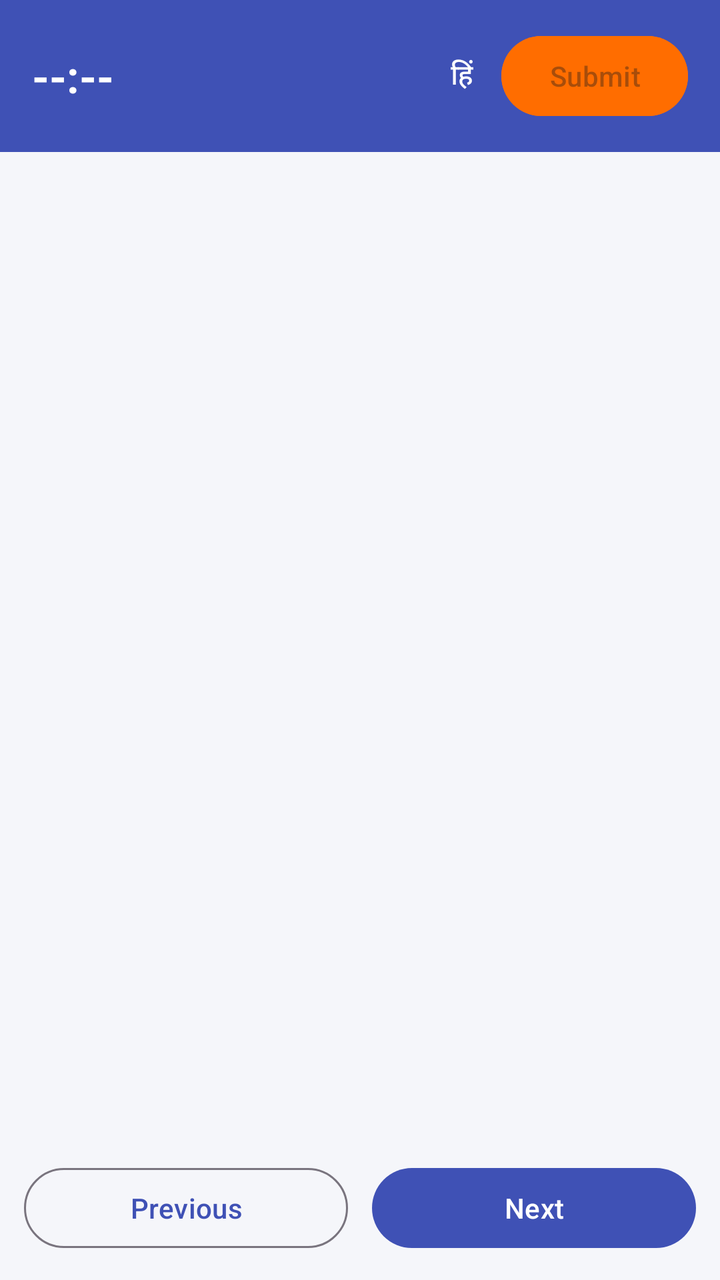
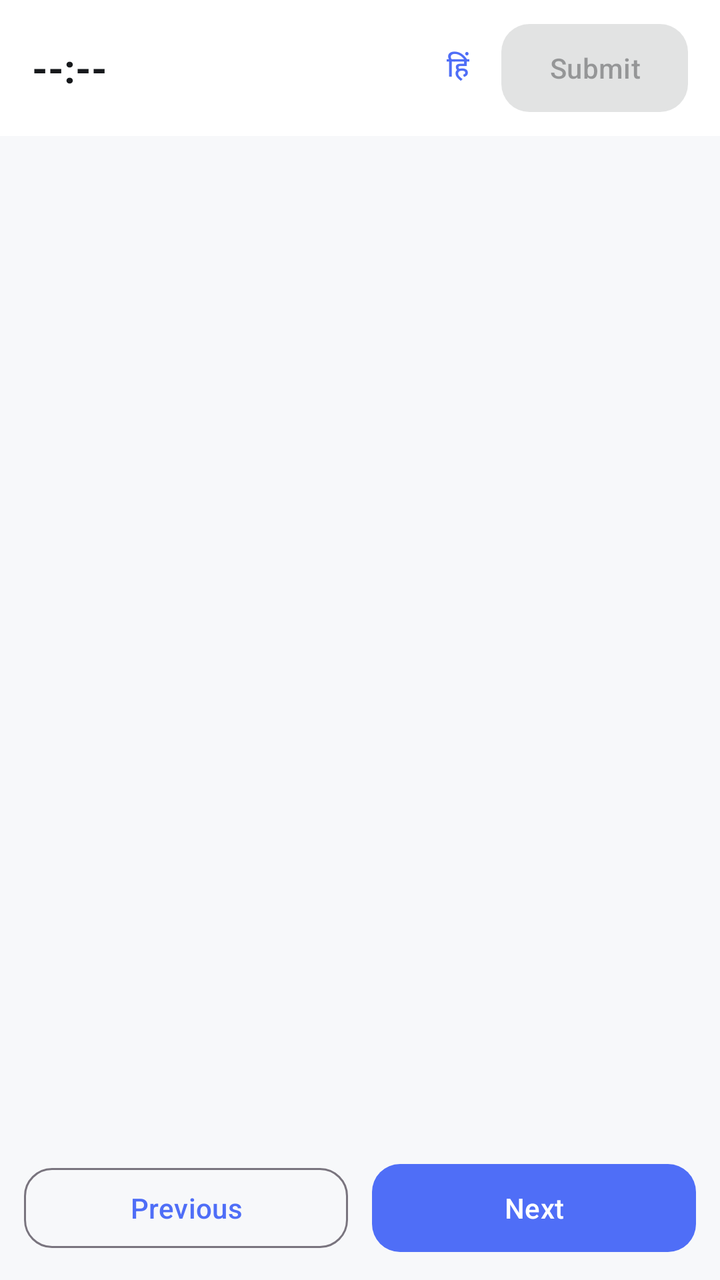

An Android layout rendered at two revisions. The XML below is the earlier revision; the diff shows what the commit changed to produce the second picture.
<!-- AndroidManifest.xml: application theme Theme.Eve -->
<!-- res/layout/activity_test.xml -->
<?xml version="1.0" encoding="utf-8"?>
<LinearLayout xmlns:android="http://schemas.android.com/apk/res/android"
    android:layout_width="match_parent"
    android:layout_height="match_parent"
    android:orientation="vertical">

    <LinearLayout
        android:layout_width="match_parent"
        android:layout_height="wrap_content"
        android:background="@color/eve_primary"
        android:gravity="center_vertical"
        android:orientation="horizontal"
        android:paddingHorizontal="16dp"
        android:paddingVertical="14dp">

        <TextView
            android:id="@+id/tvTimer"
            android:layout_width="0dp"
            android:layout_height="wrap_content"
            android:layout_weight="1"
            android:text="--:--"
            android:textColor="@android:color/white"
            android:textSize="22sp"
            android:textStyle="bold" />

        <com.google.android.material.button.MaterialButton
            android:id="@+id/btnLanguage"
            style="@style/Widget.Material3.Button.TextButton"
            android:layout_width="wrap_content"
            android:layout_height="wrap_content"
            android:layout_marginEnd="4dp"
            android:minWidth="0dp"
            android:paddingHorizontal="10dp"
            android:text="हिं"
            android:textColor="@android:color/white" />

        <com.google.android.material.button.MaterialButton
            android:id="@+id/btnSubmit"
            android:layout_width="wrap_content"
            android:layout_height="wrap_content"
            android:backgroundTint="@color/eve_accent"
            android:enabled="false"
            android:text="Submit" />
    </LinearLayout>

    <TextView
        android:id="@+id/tvOfflineBanner"
        android:layout_width="match_parent"
        android:layout_height="wrap_content"
        android:background="@color/eve_offline_bg"
        android:gravity="center"
        android:paddingVertical="6dp"
        android:text="@string/offline_banner_text"
        android:textColor="@color/eve_offline_text"
        android:textSize="12sp"
        android:textStyle="bold"
        android:visibility="gone" />

    <TextView
        android:id="@+id/tvProgress"
        android:layout_width="match_parent"
        android:layout_height="wrap_content"
        android:paddingHorizontal="16dp"
        android:paddingVertical="10dp"
        android:textColor="@color/eve_grey"
        android:textSize="14sp" />

    <FrameLayout
        android:layout_width="match_parent"
        android:layout_height="0dp"
        android:layout_weight="1">

        <androidx.viewpager2.widget.ViewPager2
            android:id="@+id/viewPager"
            android:layout_width="match_parent"
            android:layout_height="match_parent" />

        <LinearLayout
            android:id="@+id/progressGroup"
            android:layout_width="wrap_content"
            android:layout_height="wrap_content"
            android:layout_gravity="center"
            android:gravity="center"
            android:orientation="vertical"
            android:visibility="gone">

            <ProgressBar
                android:layout_width="wrap_content"
                android:layout_height="wrap_content" />

            <TextView
                android:layout_width="wrap_content"
                android:layout_height="wrap_content"
                android:layout_marginTop="12dp"
                android:text="Questions load ho rahe hain…"
                android:textColor="@color/eve_grey"
                android:textSize="13sp" />
        </LinearLayout>

        <LinearLayout
            android:id="@+id/messageGroup"
            android:layout_width="wrap_content"
            android:layout_height="wrap_content"
            android:layout_gravity="center"
            android:gravity="center"
            android:orientation="vertical"
            android:padding="24dp"
            android:visibility="gone">

            <ImageView
                android:id="@+id/ivMessageIcon"
                android:layout_width="64dp"
                android:layout_height="64dp"
                android:src="@drawable/ic_state_empty" />

            <TextView
                android:id="@+id/tvMessage"
                android:layout_width="wrap_content"
                android:layout_height="wrap_content"
                android:layout_marginTop="16dp"
                android:gravity="center"
                android:textColor="?attr/colorOnSurface"
                android:textSize="16sp"
                android:textStyle="bold" />

            <TextView
                android:id="@+id/tvMessageSub"
                android:layout_width="260dp"
                android:layout_height="wrap_content"
                android:layout_marginTop="4dp"
                android:gravity="center"
                android:textColor="@color/eve_grey"
                android:textSize="13sp" />

            <com.google.android.material.button.MaterialButton
                android:id="@+id/btnRetry"
                style="@style/Widget.Material3.Button.OutlinedButton"
                android:layout_width="wrap_content"
                android:layout_height="wrap_content"
                android:layout_marginTop="16dp"
                android:text="Retry"
                android:visibility="gone" />
        </LinearLayout>
    </FrameLayout>

    <LinearLayout
        android:layout_width="match_parent"
        android:layout_height="wrap_content"
        android:orientation="horizontal"
        android:padding="12dp">

        <com.google.android.material.button.MaterialButton
            android:id="@+id/btnPrev"
            style="@style/Widget.Material3.Button.OutlinedButton"
            android:layout_width="0dp"
            android:layout_height="wrap_content"
            android:layout_marginEnd="6dp"
            android:layout_weight="1"
            android:text="Previous" />

        <com.google.android.material.button.MaterialButton
            android:id="@+id/btnNext"
            android:layout_width="0dp"
            android:layout_height="wrap_content"
            android:layout_marginStart="6dp"
            android:layout_weight="1"
            android:text="Next" />
    </LinearLayout>
</LinearLayout>
<!-- resources referenced by this layout -->
<resources>
  <color name="eve_accent">#FF6D00</color>
  <color name="eve_grey">#757575</color>
  <color name="eve_offline_bg">#FFF3CD</color>
  <color name="eve_offline_text">#7A5B00</color>
  <color name="eve_primary">#3F51B5</color>
  <!-- drawable ic_state_empty (drawable) -->
  <vector xmlns:android="http://schemas.android.com/apk/res/android"
      android:width="64dp"
      android:height="64dp"
      android:viewportWidth="64"
      android:viewportHeight="64">
      <path
          android:pathData="M12,14 h40 a4,4 0 0 1 4,4 v32 a4,4 0 0 1 -4,4 h-40 a4,4 0 0 1 -4,-4 v-32 a4,4 0 0 1 4,-4 z"
          android:strokeColor="#9AA0B4"
          android:strokeWidth="3"
          android:fillColor="#00000000" />
      <path
          android:pathData="M18,28 h28"
          android:strokeColor="#9AA0B4"
          android:strokeWidth="3" />
      <path
          android:pathData="M18,38 h20"
          android:strokeColor="#9AA0B4"
          android:strokeWidth="3" />
      <path
          android:pathData="M18,48 h12"
          android:strokeColor="#9AA0B4"
          android:strokeWidth="3" />
  </vector>
  <string name="offline_banner_text">No internet — cached data dikha rahe hain</string>
  <style name="Theme.Eve" parent="Theme.Material3.Light.NoActionBar">
          <item name="colorPrimary">@color/eve_primary</item>
          <item name="colorOnPrimary">@android:color/white</item>
          <item name="colorSecondary">@color/eve_accent</item>
          <item name="colorSurface">@android:color/white</item>
          <item name="colorOnSurface">#1A1A1A</item>
          <item name="android:windowBackground">@color/eve_bg</item>
          <item name="android:statusBarColor">@color/eve_primary_dark</item>
      </style>
  <color name="eve_bg">#F5F6FA</color>
  <color name="eve_primary_dark">#303F9F</color>
</resources>

<!-- the commit's change to res/layout/activity_test.xml (unified diff, before → after) -->
@@ -1,169 +1,23 @@
 <?xml version="1.0" encoding="utf-8"?>
 <LinearLayout xmlns:android="http://schemas.android.com/apk/res/android"
+    style="@style/Eve.Screen"
     android:layout_width="match_parent"
     android:layout_height="match_parent"
     android:orientation="vertical">
-
-    <LinearLayout
-        android:layout_width="match_parent"
-        android:layout_height="wrap_content"
-        android:background="@color/eve_primary"
-        android:gravity="center_vertical"
-        android:orientation="horizontal"
-        android:paddingHorizontal="16dp"
-        android:paddingVertical="14dp">
-
-        <TextView
-            android:id="@+id/tvTimer"
-            android:layout_width="0dp"
-            android:layout_height="wrap_content"
-            android:layout_weight="1"
-            android:text="--:--"
-            android:textColor="@android:color/white"
-            android:textSize="22sp"
-            android:textStyle="bold" />
-
-        <com.google.android.material.button.MaterialButton
-            android:id="@+id/btnLanguage"
-            style="@style/Widget.Material3.Button.TextButton"
-            android:layout_width="wrap_content"
-            android:layout_height="wrap_content"
-            android:layout_marginEnd="4dp"
-            android:minWidth="0dp"
-            android:paddingHorizontal="10dp"
-            android:text="हिं"
-            android:textColor="@android:color/white" />
-
-        <com.google.android.material.button.MaterialButton
-            android:id="@+id/btnSubmit"
-            android:layout_width="wrap_content"
-            android:layout_height="wrap_content"
-            android:backgroundTint="@color/eve_accent"
-            android:enabled="false"
-            android:text="Submit" />
+    <LinearLayout android:layout_width="match_parent" android:layout_height="wrap_content" android:gravity="center_vertical" android:orientation="horizontal" android:paddingHorizontal="16dp" android:paddingVertical="10dp" android:background="@color/eve_surface">
+        <TextView android:id="@+id/tvTimer" android:layout_width="0dp" android:layout_height="wrap_content" android:layout_weight="1" android:text="--:--" android:textColor="@color/eve_text" android:textSize="20sp" android:textStyle="bold" />
+        <com.google.android.material.button.MaterialButton android:id="@+id/btnLanguage" style="@style/Widget.Eve.TextButton" android:layout_width="wrap_content" android:layout_height="wrap_content" android:minWidth="0dp" android:paddingHorizontal="10dp" android:text="हिं" />
+        <com.google.android.material.button.MaterialButton android:id="@+id/btnSubmit" style="@style/Widget.Eve.Button" android:layout_width="wrap_content" android:layout_height="wrap_content" android:layout_marginStart="6dp" android:enabled="false" android:text="Submit" />
     </LinearLayout>
-
-    <TextView
-        android:id="@+id/tvOfflineBanner"
-        android:layout_width="match_parent"
-        android:layout_height="wrap_content"
-        android:background="@color/eve_offline_bg"
-        android:gravity="center"
-        android:paddingVertical="6dp"
-        android:text="@string/offline_banner_text"
-        android:textColor="@color/eve_offline_text"
-        android:textSize="12sp"
-        android:textStyle="bold"
-        android:visibility="gone" />
-
-    <TextView
-        android:id="@+id/tvProgress"
-        android:layout_width="match_parent"
-        android:layout_height="wrap_content"
-        android:paddingHorizontal="16dp"
-        android:paddingVertical="10dp"
-        android:textColor="@color/eve_grey"
-        android:textSize="14sp" />
-
-    <FrameLayout
-        android:layout_width="match_parent"
-        android:layout_height="0dp"
-        android:layout_weight="1">
-
-        <androidx.viewpager2.widget.ViewPager2
-            android:id="@+id/viewPager"
-            android:layout_width="match_parent"
-            android:layout_height="match_parent" />
-
-        <LinearLayout
-            android:id="@+id/progressGroup"
-            android:layout_width="wrap_content"
-            android:layout_height="wrap_content"
-            android:layout_gravity="center"
-            android:gravity="center"
-            android:orientation="vertical"
-            android:visibility="gone">
-
-            <ProgressBar
-                android:layout_width="wrap_content"
-                android:layout_height="wrap_content" />
-
-            <TextView
-                android:layout_width="wrap_content"
-                android:layout_height="wrap_content"
-                android:layout_marginTop="12dp"
-                android:text="Questions load ho rahe hain…"
-                android:textColor="@color/eve_grey"
-                android:textSize="13sp" />
-        </LinearLayout>
-
-        <LinearLayout
-            android:id="@+id/messageGroup"
-            android:layout_width="wrap_content"
-            android:layout_height="wrap_content"
-            android:layout_gravity="center"
-            android:gravity="center"
-            android:orientation="vertical"
-            android:padding="24dp"
-            android:visibility="gone">
-
-            <ImageView
-                android:id="@+id/ivMessageIcon"
-                android:layout_width="64dp"
-                android:layout_height="64dp"
-                android:src="@drawable/ic_state_empty" />
-
-            <TextView
-                android:id="@+id/tvMessage"
-                android:layout_width="wrap_content"
-                android:layout_height="wrap_content"
-                android:layout_marginTop="16dp"
-                android:gravity="center"
-                android:textColor="?attr/colorOnSurface"
-                android:textSize="16sp"
-                android:textStyle="bold" />
-
-            <TextView
-                android:id="@+id/tvMessageSub"
-                android:layout_width="260dp"
-                android:layout_height="wrap_content"
-                android:layout_marginTop="4dp"
-                android:gravity="center"
-                android:textColor="@color/eve_grey"
-                android:textSize="13sp" />
-
-            <com.google.android.material.button.MaterialButton
-                android:id="@+id/btnRetry"
-                style="@style/Widget.Material3.Button.OutlinedButton"
-                android:layout_width="wrap_content"
-                android:layout_height="wrap_content"
-                android:layout_marginTop="16dp"
-                android:text="Retry"
-                android:visibility="gone" />
-        </LinearLayout>
+    <TextView android:id="@+id/tvOfflineBanner" android:layout_width="match_parent" android:layout_height="wrap_content" android:background="@color/eve_offline_bg" android:gravity="center" android:paddingVertical="7dp" android:text="@string/offline_banner_text" android:textColor="@color/eve_offline_text" android:textSize="12sp" android:textStyle="bold" android:visibility="gone" />
+    <TextView android:id="@+id/tvProgress" android:layout_width="match_parent" android:layout_height="wrap_content" android:paddingHorizontal="18dp" android:paddingVertical="10dp" android:textColor="@color/eve_text_secondary" android:textSize="13sp" />
+    <FrameLayout android:layout_width="match_parent" android:layout_height="0dp" android:layout_weight="1">
+        <androidx.viewpager2.widget.ViewPager2 android:id="@+id/viewPager" android:layout_width="match_parent" android:layout_height="match_parent" />
+        <LinearLayout android:id="@+id/progressGroup" android:layout_width="wrap_content" android:layout_height="wrap_content" android:layout_gravity="center" android:gravity="center" android:orientation="vertical" android:visibility="gone"><ProgressBar android:layout_width="wrap_content" android:layout_height="wrap_content" /><TextView style="@style/Eve.Secondary" android:layout_width="wrap_content" android:layout_height="wrap_content" android:layout_marginTop="12dp" android:text="Questions load ho rahe hain…" /></LinearLayout>
+        <LinearLayout android:id="@+id/messageGroup" android:layout_width="300dp" android:layout_height="wrap_content" android:layout_gravity="center" android:gravity="center" android:orientation="vertical" android:padding="24dp" android:visibility="gone"><ImageView android:id="@+id/ivMessageIcon" android:layout_width="56dp" android:layout_height="56dp" android:src="@drawable/ic_state_empty" /><TextView android:id="@+id/tvMessage" style="@style/Eve.Title" android:layout_width="wrap_content" android:layout_height="wrap_content" android:layout_marginTop="16dp" android:gravity="center" android:textSize="17sp" /><TextView android:id="@+id/tvMessageSub" style="@style/Eve.Secondary" android:layout_width="match_parent" android:layout_height="wrap_content" android:layout_marginTop="6dp" android:gravity="center" /><com.google.android.material.button.MaterialButton android:id="@+id/btnRetry" style="@style/Widget.Eve.OutlinedButton" android:layout_width="wrap_content" android:layout_height="wrap_content" android:layout_marginTop="16dp" android:text="Retry" android:visibility="gone" /></LinearLayout>
     </FrameLayout>
-
-    <LinearLayout
-        android:layout_width="match_parent"
-        android:layout_height="wrap_content"
-        android:orientation="horizontal"
-        android:padding="12dp">
-
-        <com.google.android.material.button.MaterialButton
-            android:id="@+id/btnPrev"
-            style="@style/Widget.Material3.Button.OutlinedButton"
-            android:layout_width="0dp"
-            android:layout_height="wrap_content"
-            android:layout_marginEnd="6dp"
-            android:layout_weight="1"
-            android:text="Previous" />
-
-        <com.google.android.material.button.MaterialButton
-            android:id="@+id/btnNext"
-            android:layout_width="0dp"
-            android:layout_height="wrap_content"
-            android:layout_marginStart="6dp"
-            android:layout_weight="1"
-            android:text="Next" />
+    <LinearLayout android:layout_width="match_parent" android:layout_height="wrap_content" android:orientation="horizontal" android:padding="12dp">
+        <com.google.android.material.button.MaterialButton android:id="@+id/btnPrev" style="@style/Widget.Eve.OutlinedButton" android:layout_width="0dp" android:layout_height="wrap_content" android:layout_weight="1" android:layout_marginEnd="6dp" android:text="Previous" />
+        <com.google.android.material.button.MaterialButton android:id="@+id/btnNext" style="@style/Widget.Eve.Button" android:layout_width="0dp" android:layout_height="wrap_content" android:layout_weight="1" android:layout_marginStart="6dp" android:text="Next" />
     </LinearLayout>
 </LinearLayout>
<!-- resource entries referenced after the edit -->
@@ -1,10 +1,20 @@
 <!-- resources referenced by this layout -->
 <resources>
-  <color name="eve_accent">#FF6D00</color>
-  <color name="eve_grey">#757575</color>
-  <color name="eve_offline_bg">#FFF3CD</color>
-  <color name="eve_offline_text">#7A5B00</color>
-  <color name="eve_primary">#3F51B5</color>
+  <color name="eve_accent">#4F6EF7</color>
+  <style name="Widget.Eve.Card" parent="Widget.Material3.CardView.Elevated">
+          <item name="cardCornerRadius">18dp</item>
+          <item name="cardElevation">1dp</item>
+          <item name="strokeWidth">1dp</item>
+          <item name="strokeColor">@color/eve_stroke</item>
+          <item name="cardBackgroundColor">@color/eve_surface</item>
+      </style>
+  <color name="eve_stroke">#E3E6EB</color>
+  <color name="eve_offline_bg">#FFF4D6</color>
+  <color name="eve_offline_text">#765B00</color>
+  <color name="eve_surface">#FFFFFF</color>
+  <color name="eve_text">#17191C</color>
+  <color name="eve_text_secondary">#6B7280</color>
+  <color name="eve_primary">#4F6EF7</color>
   <!-- drawable ic_state_empty (drawable) -->
   <vector xmlns:android="http://schemas.android.com/apk/res/android"
       android:width="64dp"
@@ -30,16 +40,51 @@
           android:strokeWidth="3" />
   </vector>
   <string name="offline_banner_text">No internet — cached data dikha rahe hain</string>
+  <style name="Eve.Screen" parent="">
+          <item name="android:background">@color/eve_bg</item>
+      </style>
+  <style name="Eve.Secondary" parent="">
+          <item name="android:textColor">@color/eve_text_secondary</item>
+          <item name="android:textSize">13sp</item>
+      </style>
+  <style name="Eve.Title" parent="">
+          <item name="android:textColor">@color/eve_text</item>
+          <item name="android:textSize">22sp</item>
+          <item name="android:fontFamily">sans</item>
+          <item name="android:textStyle">bold</item>
+      </style>
+  <style name="Widget.Eve.Button" parent="Widget.Material3.Button">
+          <item name="android:minHeight">48dp</item>
+          <item name="android:textAllCaps">false</item>
+          <item name="cornerRadius">14dp</item>
+          <item name="android:insetTop">2dp</item>
+          <item name="android:insetBottom">2dp</item>
+      </style>
+  <style name="Widget.Eve.OutlinedButton" parent="Widget.Material3.Button.OutlinedButton">
+          <item name="android:minHeight">48dp</item>
+          <item name="android:textAllCaps">false</item>
+          <item name="cornerRadius">14dp</item>
+          <item name="strokeWidth">1dp</item>
+      </style>
+  <style name="Widget.Eve.TextButton" parent="Widget.Material3.Button.TextButton">
+          <item name="android:minHeight">44dp</item>
+          <item name="android:textAllCaps">false</item>
+          <item name="cornerRadius">12dp</item>
+      </style>
   <style name="Theme.Eve" parent="Theme.Material3.Light.NoActionBar">
           <item name="colorPrimary">@color/eve_primary</item>
           <item name="colorOnPrimary">@android:color/white</item>
           <item name="colorSecondary">@color/eve_accent</item>
-          <item name="colorSurface">@android:color/white</item>
-          <item name="colorOnSurface">#1A1A1A</item>
+          <item name="colorSurface">@color/eve_surface</item>
+          <item name="colorOnSurface">@color/eve_text</item>
           <item name="android:windowBackground">@color/eve_bg</item>
-          <item name="android:statusBarColor">@color/eve_primary_dark</item>
+          <item name="android:statusBarColor">@color/eve_bg</item>
+          <item name="android:navigationBarColor">@color/eve_bg</item>
+          <item name="android:windowLightStatusBar">true</item>
+          <item name="android:windowLightNavigationBar">true</item>
+          <item name="materialCardViewStyle">@style/Widget.Eve.Card</item>
+          <item name="materialButtonStyle">@style/Widget.Eve.Button</item>
       </style>
-  <color name="eve_bg">#F5F6FA</color>
-  <color name="eve_primary_dark">#303F9F</color>
+  <color name="eve_bg">#F7F8FA</color>
 </resources>
 
